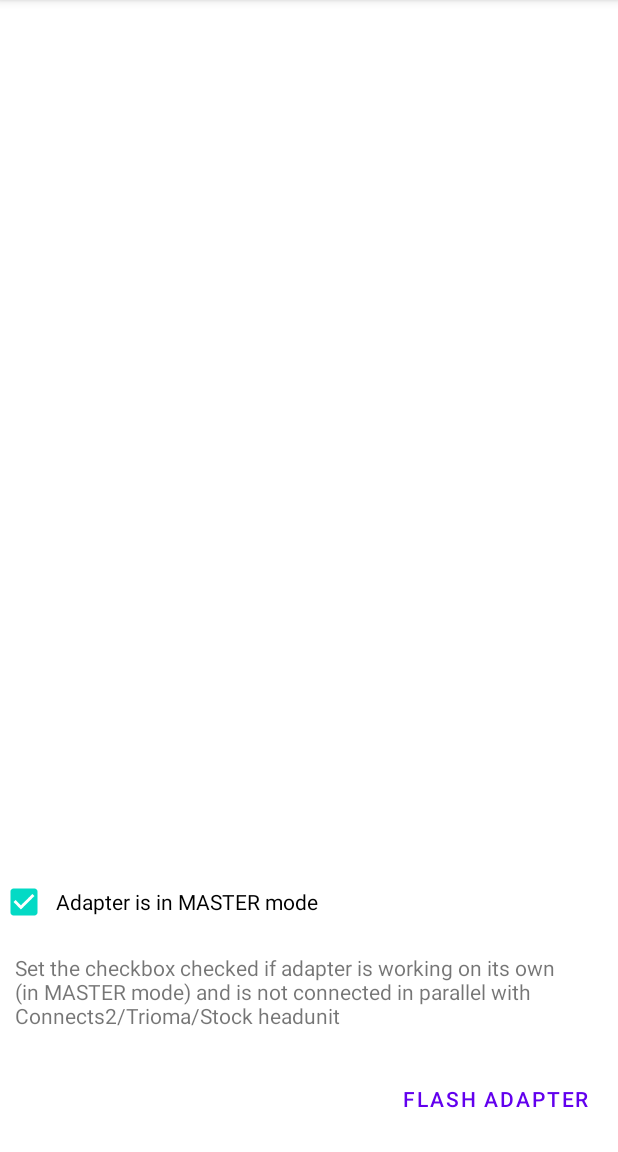
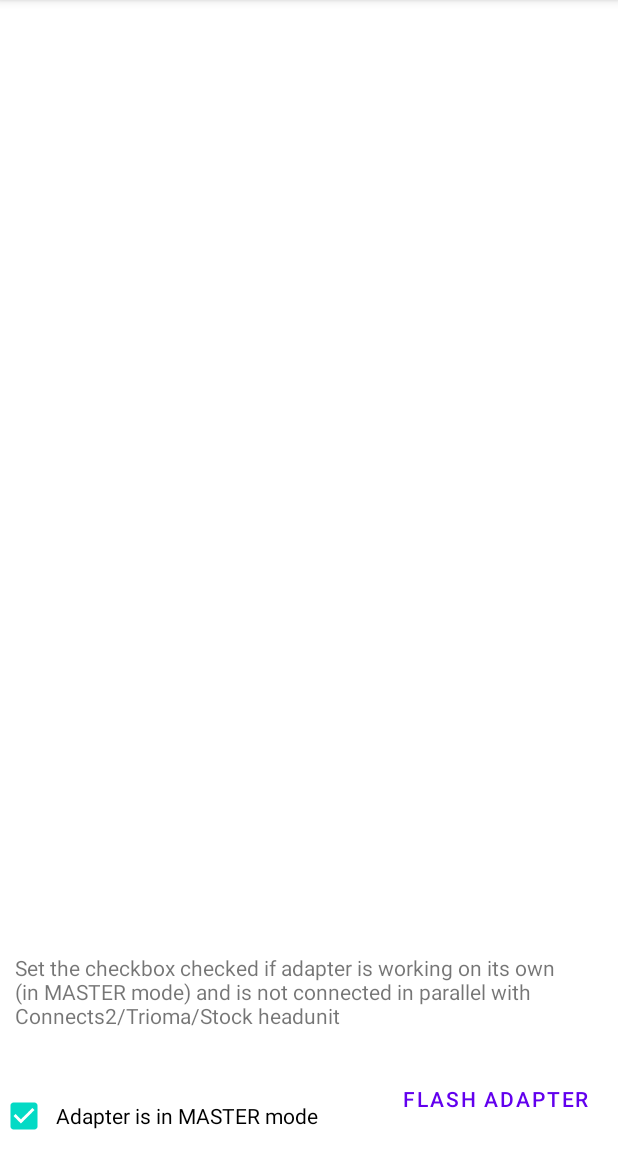
Before and after one commit to Snow4DV/CivicClimateControl, an Android app: the FlasherActivity screen opened directly, with no data from a screen before it, on a phone screen of 412 x 824 dp, the part 84-1236 px from its top. Run offline under Robolectric (Android 15) with nearby library versions, the phone set to English and light mode, and no system bars; 2 statements that could not run were skipped.

Commit message:
Small changes

```diff
--- a/app/src/main/java/ru/snowadv/civic_climate_control/ClimateActivity.java
+++ b/app/src/main/java/ru/snowadv/civic_climate_control/ClimateActivity.java
@@ -37,6 +37,7 @@ public class ClimateActivity extends AppCompatActivity implements ServiceConnect
 
 
     private static final String TAG = "ClimateActivity";
+    private static final boolean DONT_SHOW_NEW_DEVICE_DIALOG = true;
     private ActivityClimateBinding binding;
     private SharedPreferences settingsPreferences;
     private NotifierUtility notifierUtility;
@@ -281,6 +282,9 @@ public class ClimateActivity extends AppCompatActivity implements ServiceConnect
     }
 
     private void offerToSetNewUsbDevice(SerializableUsbDevice device) {
+        if(DONT_SHOW_NEW_DEVICE_DIALOG) {
+            return;
+        }
         AlertDialog.Builder builder = new AlertDialog.Builder(this);
         builder.setTitle(R.string.device_detected)
                 .setMessage(String.format(getString(R.string.set_new_device_as_default),
--- a/app/src/main/java/ru/snowadv/civic_climate_control/ClimateOverlayService.java
+++ b/app/src/main/java/ru/snowadv/civic_climate_control/ClimateOverlayService.java
@@ -198,7 +198,7 @@ public class ClimateOverlayService extends Service implements AdapterService.OnN
 
     private int getSecondsToCloseFromPreferences() {
         return PreferenceManager.getDefaultSharedPreferences(this)
-                .getInt("floating_panel_duration", 0);
+                .getInt("floating_panel_duration", 3);
     }
 
     @Override
--- a/app/src/main/java/ru/snowadv/civic_climate_control/flasher/FlasherActivity.java
+++ b/app/src/main/java/ru/snowadv/civic_climate_control/flasher/FlasherActivity.java
@@ -55,6 +55,7 @@ public class FlasherActivity extends AppCompatActivity {
                 case UsbSerialManager.ACTION_USB_NOT_SUPPORTED: // USB NOT SUPPORTED
                 case UsbSerialManager.ACTION_USB_DEVICE_NOT_WORKING:
                     Toast.makeText(context, R.string.adapter_not_connected, Toast.LENGTH_SHORT).show();
+                    finish();
                     break;
             }
         }
@@ -103,7 +104,7 @@ public class FlasherActivity extends AppCompatActivity {
     @Override
     public void onPause() {
         super.onPause();
-        unregisterReceiver(mUsbNotifyReceiver);
+        //unregisterReceiver(mUsbNotifyReceiver);
     }
 
     public void uploadHex() {
--- a/app/src/main/res/layout/activity_flasher.xml
+++ b/app/src/main/res/layout/activity_flasher.xml
@@ -12,7 +12,7 @@
         android:layout_height="wrap_content"
         android:gravity="center"
         android:scrollbars="vertical"
-        android:textAppearance="?android:attr/textAppearanceLarge"
+        android:textAppearance="?android:attr/textAppearanceSmall"
         app:layout_constraintTop_toTopOf="parent"/>
 
     <TextView
@@ -25,15 +25,17 @@
         android:gravity="bottom"
         android:scrollbars="vertical"
         app:layout_constraintTop_toBottomOf="@id/deviceName"
-        app:layout_constraintBottom_toTopOf="@id/master_checkbox"/>
+        app:layout_constraintBottom_toTopOf="@id/checkbox_description"/>
 
     <CheckBox
         android:id="@+id/master_checkbox"
-        android:layout_width="match_parent"
+        android:layout_width="0dp"
         android:layout_height="wrap_content"
         android:text="@string/adapter_is_in_master_mode"
         android:checked="true"
-        app:layout_constraintBottom_toTopOf="@id/checkbox_description"
+        app:layout_constraintBottom_toBottomOf="parent"
+        app:layout_constraintRight_toLeftOf="@id/buttonFlash"
+        app:layout_constraintLeft_toLeftOf="parent"
         android:padding="5dp"/>
 
     <TextView
--- a/app/src/main/res/values/attrs.xml
+++ b/app/src/main/res/values/attrs.xml
@@ -3,4 +3,5 @@
         <attr name="fullscreenBackgroundColor" format="color" />
         <attr name="fullscreenTextColor" format="color" />
     </declare-styleable>
+    <attr name="showNewDeviceDialog">false</attr>
 </resources>
```
